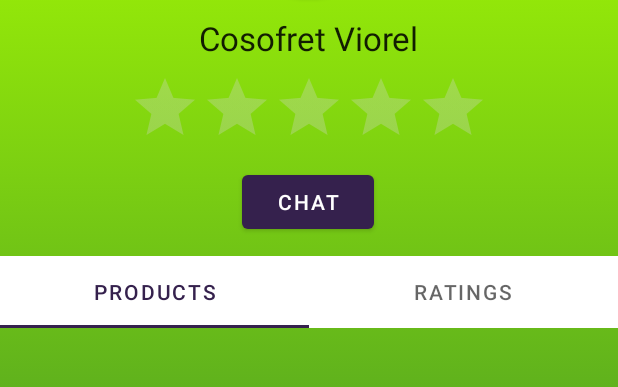
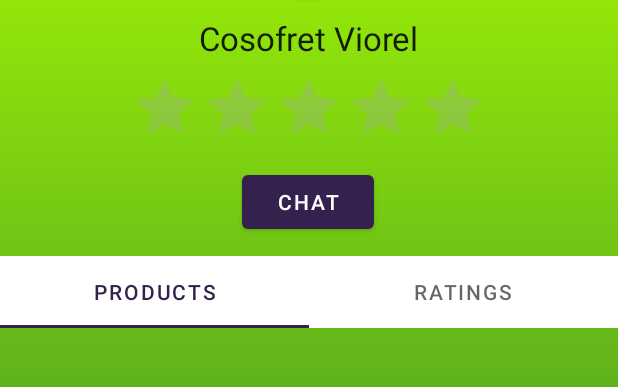
Before and after one commit to andreeamatei5810/Smart-Farmer, an Android app: the FarmerProfileActivity screen opened directly, with no data from a screen before it, on a phone screen of 412 x 824 dp, the part 266-653 px from its top. Run offline under Robolectric (Android 15) with nearby library versions, the phone set to English and light mode, and no system bars.

Commit message:
commit design2

```diff
--- a/app/src/main/res/values/colors.xml
+++ b/app/src/main/res/values/colors.xml
@@ -11,5 +11,7 @@
     <color name="green_end">#14633A</color>
     <color name="green_start">#AAFF00</color>
     <color name="red_logout">#35214D</color>
+    <color name="grey">#a6a6a6</color>
+    <color name="yellow_star">#ffff00</color>
 
 </resources>
```
